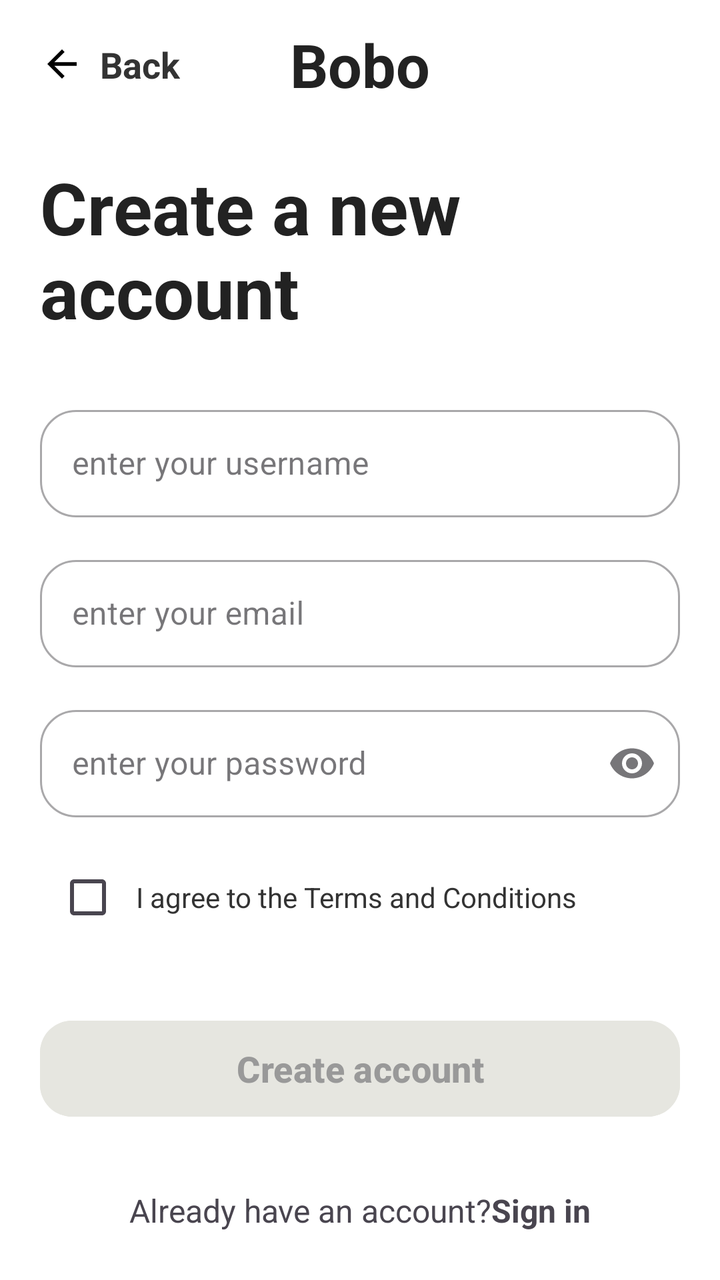
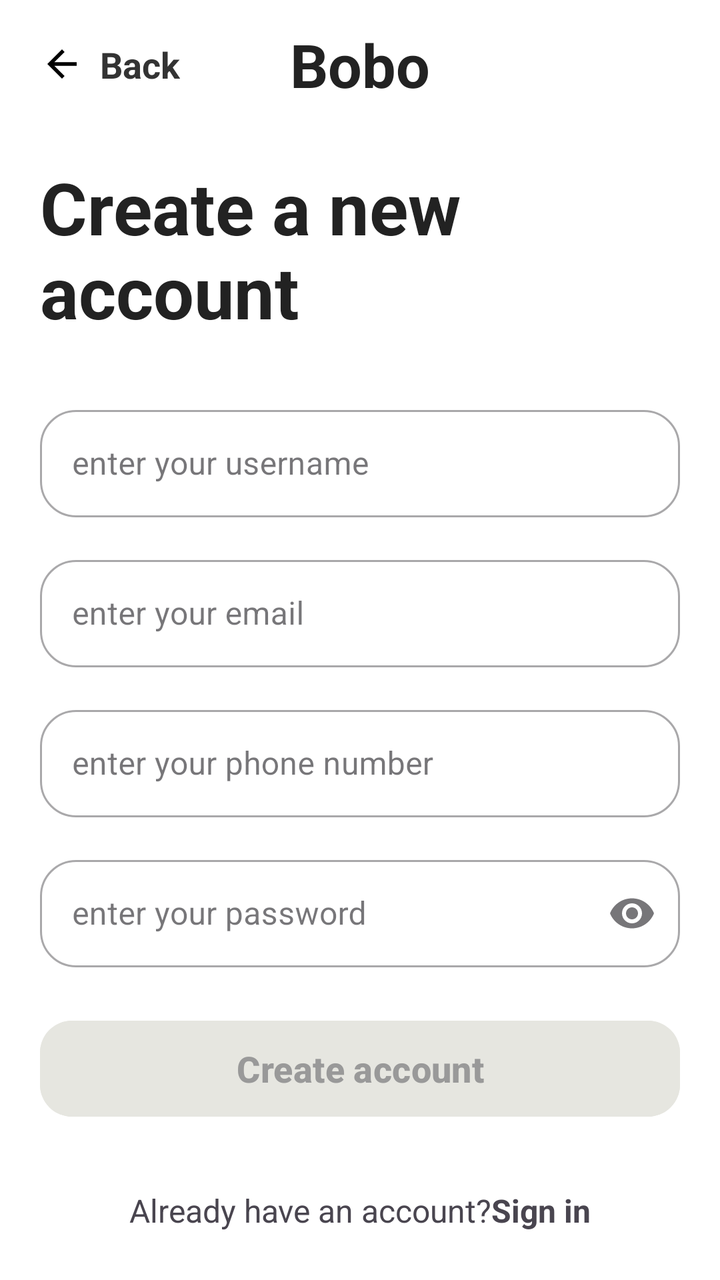

Two renders of the same Android screen: before a commit and after it. Below are the layout's source before the change and the commit's diff.
<!-- AndroidManifest.xml: application theme Theme.Food_design -->
<!-- res/layout/sign_up_activity.xml -->
<?xml version="1.0" encoding="utf-8"?>
<androidx.constraintlayout.widget.ConstraintLayout xmlns:android="http://schemas.android.com/apk/res/android"
    xmlns:tools="http://schemas.android.com/tools"
    android:layout_width="match_parent"
    android:layout_height="match_parent"
    xmlns:app="http://schemas.android.com/apk/res-auto"
    android:background="#FFFFFF"
    >



    <LinearLayout
        android:id="@+id/layoutBack"
        android:layout_width="wrap_content"
        android:layout_height="wrap_content"
        android:layout_marginStart="20dp"
        android:layout_marginTop="20dp"
        android:gravity="center_vertical"
        android:orientation="horizontal"
        app:layout_constraintStart_toStartOf="parent"
        app:layout_constraintTop_toTopOf="parent"
        tools:ignore="UseCompoundDrawables">

        <ImageView
            android:layout_width="22dp"
            android:layout_height="22dp"
            android:src="@drawable/ic_back"
            tools:ignore="ContentDescription" />

        <TextView
            android:layout_width="wrap_content"
            android:layout_height="wrap_content"
            android:layout_marginStart="8dp"
            android:text="@string/back"
            android:textColor="#333333"
            android:textSize="18sp"
            android:textStyle="bold"/>

    </LinearLayout>


    <TextView
        android:id="@+id/txtLogo"
        android:layout_width="wrap_content"
        android:layout_height="wrap_content"
        android:text="@string/bobo"
        android:textColor="#222222"
        android:textSize="30sp"
        android:textStyle="bold"
        app:layout_constraintTop_toTopOf="@+id/layoutBack"
        app:layout_constraintBottom_toBottomOf="@+id/layoutBack"
        app:layout_constraintStart_toStartOf="parent"
        app:layout_constraintEnd_toEndOf="parent"/>




    <TextView
        android:id="@+id/txtHeading"
        android:layout_width="0dp"
        android:layout_height="wrap_content"
        android:layout_marginStart="20dp"
        android:layout_marginTop="35dp"
        android:layout_marginEnd="20dp"
        android:text="@string/create_a_new_account"
        android:textColor="#222222"
        android:textSize="36sp"
        android:textStyle="bold"
        app:layout_constraintTop_toBottomOf="@id/layoutBack"
        app:layout_constraintStart_toStartOf="parent"
        app:layout_constraintEnd_toEndOf="parent"/>


    <com.google.android.material.textfield.TextInputLayout

        android:id="@+id/userNameSignUp"
        style="@style/Widget.MaterialComponents.TextInputLayout.OutlinedBox"
        android:layout_width="0dp"
        android:layout_height="wrap_content"
        android:layout_marginStart="20dp"
        android:layout_marginTop="30dp"
        android:layout_marginEnd="20dp"
        app:boxCornerRadiusBottomEnd="18dp"
        app:boxCornerRadiusBottomStart="18dp"
        app:boxCornerRadiusTopEnd="18dp"
        app:boxCornerRadiusTopStart="18dp"
        app:layout_constraintTop_toBottomOf="@id/txtHeading"
        app:layout_constraintStart_toStartOf="parent"
        app:layout_constraintEnd_toEndOf="parent"

        >

        <com.google.android.material.textfield.TextInputEditText
            android:id="@+id/etUserName"
            android:layout_width="match_parent"
            android:layout_height="wrap_content"
            android:hint="@string/enter_username"
            android:padding="16dp"

            />

    </com.google.android.material.textfield.TextInputLayout>

    <com.google.android.material.textfield.TextInputLayout

        android:id="@+id/emailLayoutSignUp"
        style="@style/Widget.MaterialComponents.TextInputLayout.OutlinedBox"
        android:layout_width="0dp"
        android:layout_height="wrap_content"
        android:layout_marginStart="20dp"
        android:layout_marginTop="16dp"
        android:layout_marginEnd="20dp"
        app:boxCornerRadiusBottomEnd="18dp"
        app:boxCornerRadiusBottomStart="18dp"
        app:boxCornerRadiusTopEnd="18dp"
        app:boxCornerRadiusTopStart="18dp"
        app:layout_constraintTop_toBottomOf="@id/userNameSignUp"
        app:layout_constraintStart_toStartOf="parent"
        app:layout_constraintEnd_toEndOf="parent"

        >

        <com.google.android.material.textfield.TextInputEditText
            android:id="@+id/etEmailSignUp"
            android:layout_width="match_parent"
            android:layout_height="wrap_content"
            android:hint="@string/enter_your_email"
            android:padding="16dp"
            />

    </com.google.android.material.textfield.TextInputLayout>


    <com.google.android.material.textfield.TextInputLayout
        android:id="@+id/passwordLayoutSignUp"
        style="@style/Widget.MaterialComponents.TextInputLayout.OutlinedBox"
        android:layout_width="0dp"
        android:layout_height="wrap_content"
        android:layout_marginStart="20dp"
        android:layout_marginTop="16dp"
        android:layout_marginEnd="20dp"
        app:endIconMode="password_toggle"
        app:boxCornerRadiusBottomEnd="18dp"
        app:boxCornerRadiusBottomStart="18dp"
        app:boxCornerRadiusTopEnd="18dp"
        app:boxCornerRadiusTopStart="18dp"
        app:layout_constraintTop_toBottomOf="@id/emailLayoutSignUp"
        app:layout_constraintStart_toStartOf="parent"
        app:layout_constraintEnd_toEndOf="parent">

        <com.google.android.material.textfield.TextInputEditText
            android:id="@+id/etPasswordSignUp"
            android:layout_width="match_parent"
            android:layout_height="wrap_content"
            android:hint="@string/enter_your_password"
            android:inputType="textPassword"
            android:padding="16dp"/>

    </com.google.android.material.textfield.TextInputLayout>


    <LinearLayout
        android:id="@+id/layoutTerms"
        android:layout_width="0dp"
        android:layout_height="wrap_content"
        android:layout_marginStart="20dp"
        android:layout_marginTop="16dp"
        android:layout_marginEnd="20dp"
        android:gravity="center_vertical"
        android:orientation="horizontal"
        app:layout_constraintTop_toBottomOf="@id/passwordLayoutSignUp"
        app:layout_constraintStart_toStartOf="parent"
        app:layout_constraintEnd_toEndOf="parent">

        <CheckBox
            android:id="@+id/cbTerms"
            android:layout_width="wrap_content"
            android:layout_height="wrap_content" />

        <TextView
            android:id="@+id/txtTerms"
            android:layout_width="0dp"
            android:layout_height="wrap_content"
            android:layout_weight="1"
            android:text="@string/i_agree_to_the_terms_and_conditions"
            android:textColor="#333333"
            android:textSize="14sp"
           />






    </LinearLayout>



    <Button
        android:id="@+id/btnCreateAccount"
        android:layout_width="0dp"
        android:layout_height="56dp"
        android:layout_marginStart="20dp"
        android:layout_marginEnd="20dp"
        android:layout_marginBottom="32dp"
        android:backgroundTint="@color/gray"
        android:text="@string/create_account"
        android:textAllCaps="false"
        android:enabled="false"

        android:textColor="#999999"
        android:textSize="18sp"
        android:textStyle="bold"
        app:cornerRadius="16dp"
        app:layout_constraintBottom_toTopOf="@id/layoutBottomSingUp"
        app:layout_constraintEnd_toEndOf="parent"
        app:layout_constraintHorizontal_bias="0.0"
        app:layout_constraintStart_toStartOf="parent" />

    <LinearLayout
        android:id="@+id/layoutBottomSingUp"
        android:layout_width="wrap_content"
        android:layout_height="wrap_content"
        android:orientation="horizontal"
        android:layout_marginBottom="24dp"
        app:layout_constraintBottom_toBottomOf="parent"
        app:layout_constraintStart_toStartOf="parent"
        app:layout_constraintEnd_toEndOf="parent">

        <TextView
            android:layout_width="wrap_content"
            android:layout_height="wrap_content"
            android:text="@string/already_have_an_account"
            android:textSize="16sp"/>

        <TextView
            android:id="@+id/signIn"
            android:layout_width="wrap_content"
            android:layout_height="wrap_content"
            android:text="@string/sign_in"
            android:textStyle="bold"
            android:textSize="16sp"/>

    </LinearLayout>

    <ProgressBar
        android:id="@+id/progressBar"
        android:layout_width="wrap_content"
        android:layout_height="wrap_content"
        android:visibility="gone"
        app:layout_constraintBottom_toBottomOf="parent"
        app:layout_constraintEnd_toEndOf="parent"
        app:layout_constraintStart_toStartOf="parent"
        app:layout_constraintTop_toTopOf="parent" />


</androidx.constraintlayout.widget.ConstraintLayout>
<!-- resources referenced by this layout -->
<resources>
  <color name="gray">#E6E6E0</color>
  <!-- drawable ic_back (drawable) -->
  <?xml version="1.0" encoding="utf-8"?>
  <vector xmlns:android="http://schemas.android.com/apk/res/android"
      android:width="24dp"
      android:height="24dp"
      android:viewportWidth="24"
      android:viewportHeight="24">
      <path
          android:fillColor="#000000"
          android:pathData="M20,11H7.83l5.59,-5.59L12,4l-8,8l8,8l1.41,-1.41L7.83,13H20v-2z" />
  </vector>
  <string name="already_have_an_account">Already have an account?</string>
  <string name="back">Back</string>
  <string name="bobo">Bobo</string>
  <string name="create_a_new_account">Create a new account</string>
  <string name="create_account">Create account</string>
  <string name="enter_username">enter your username</string>
  <string name="enter_your_email">enter your email</string>
  <string name="enter_your_password">enter your password</string>
  <string name="i_agree_to_the_terms_and_conditions">I agree to the Terms and Conditions</string>
  <string name="sign_in">Sign in</string>
  <style name="Theme.Food_design" parent="Base.Theme.Food_design" />
  <style name="Base.Theme.Food_design" parent="Theme.Material3.DayNight.NoActionBar">
          
          
      </style>
</resources>

<!-- the commit's change to res/layout/sign_up_activity.xml (unified diff, before → after) -->
@@ -132,6 +132,36 @@
 
 
     <com.google.android.material.textfield.TextInputLayout
+
+        android:id="@+id/phoneNumber"
+        style="@style/Widget.MaterialComponents.TextInputLayout.OutlinedBox"
+        android:layout_width="0dp"
+        android:layout_height="wrap_content"
+        android:layout_marginStart="20dp"
+        android:layout_marginTop="16dp"
+        android:layout_marginEnd="20dp"
+        app:boxCornerRadiusBottomEnd="18dp"
+        app:boxCornerRadiusBottomStart="18dp"
+        app:boxCornerRadiusTopEnd="18dp"
+        app:boxCornerRadiusTopStart="18dp"
+        app:layout_constraintTop_toBottomOf="@id/emailLayoutSignUp"
+        app:layout_constraintStart_toStartOf="parent"
+        app:layout_constraintEnd_toEndOf="parent"
+
+        >
+
+        <com.google.android.material.textfield.TextInputEditText
+            android:id="@+id/etPhoneNmber"
+            android:layout_width="match_parent"
+            android:layout_height="wrap_content"
+            android:hint="@string/enter_your_phone_number"
+            android:padding="16dp"
+            />
+
+    </com.google.android.material.textfield.TextInputLayout>
+
+
+    <com.google.android.material.textfield.TextInputLayout
         android:id="@+id/passwordLayoutSignUp"
         style="@style/Widget.MaterialComponents.TextInputLayout.OutlinedBox"
         android:layout_width="0dp"
@@ -144,7 +174,7 @@
         app:boxCornerRadiusBottomStart="18dp"
         app:boxCornerRadiusTopEnd="18dp"
         app:boxCornerRadiusTopStart="18dp"
-        app:layout_constraintTop_toBottomOf="@id/emailLayoutSignUp"
+        app:layout_constraintTop_toBottomOf="@id/phoneNumber"
         app:layout_constraintStart_toStartOf="parent"
         app:layout_constraintEnd_toEndOf="parent">
 
@@ -157,6 +187,9 @@
             android:padding="16dp"/>
 
     </com.google.android.material.textfield.TextInputLayout>
+
+
+
 
 
     <LinearLayout
<!-- resource entries referenced after the edit -->
@@ -20,6 +20,7 @@
   <string name="enter_username">enter your username</string>
   <string name="enter_your_email">enter your email</string>
   <string name="enter_your_password">enter your password</string>
+  <string name="enter_your_phone_number">enter your phone number</string>
   <string name="i_agree_to_the_terms_and_conditions">I agree to the Terms and Conditions</string>
   <string name="sign_in">Sign in</string>
   <style name="Theme.Food_design" parent="Base.Theme.Food_design" />
